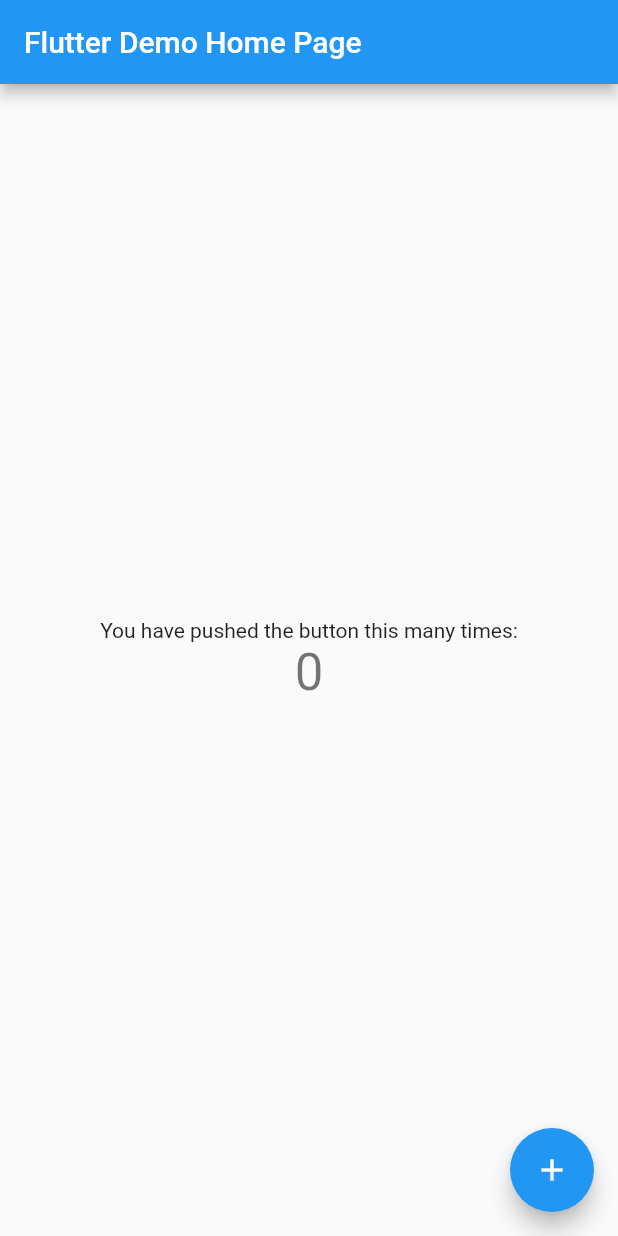
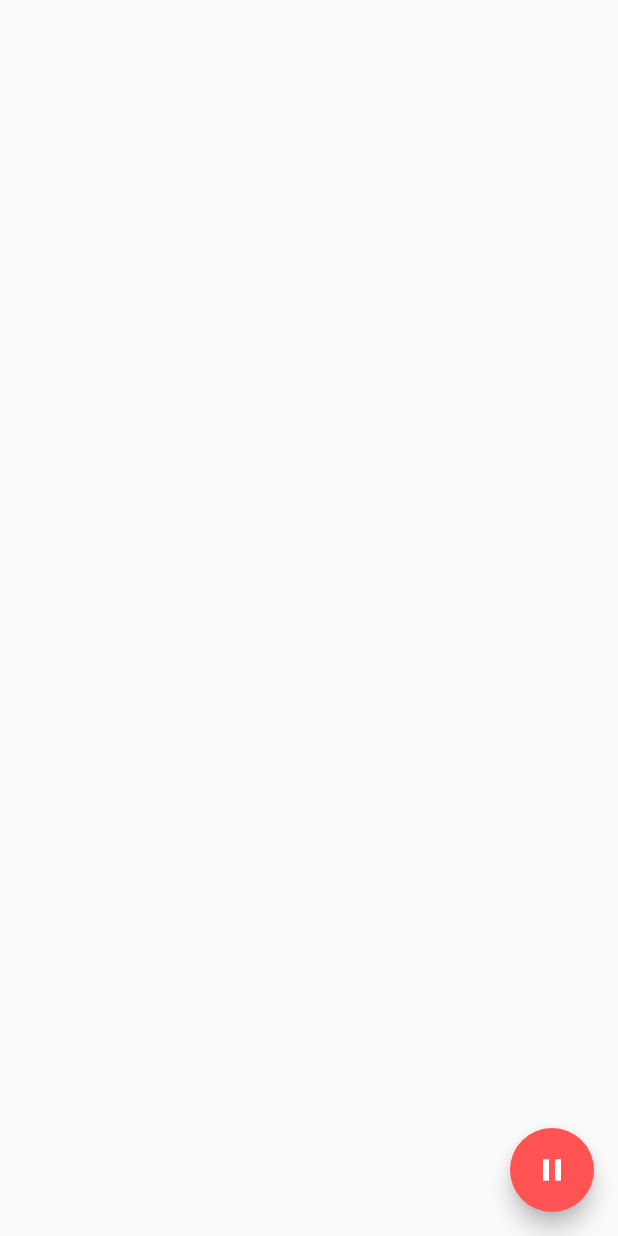
Before and after one commit to brenomacedo/flutter-flare-test, a Flutter app: the screen it shows after launch, on a phone screen of 412 x 824 dp. Run offline on Flutter 3.47's test engine with Material 2 defaults, Android fonts, the phone set to English and light mode, and no system bars; our stand-ins replace rive; statements that could not run were skipped.

```diff
--- a/lib/main.dart
+++ b/lib/main.dart
@@ -1,117 +1,106 @@
 import 'package:flutter/material.dart';
+import 'package:flutter/services.dart';
+import 'package:rive/rive.dart';
+import 'dart:async';
 
 void main() {
   runApp(MyApp());
 }
 
 class MyApp extends StatelessWidget {
-  // This widget is the root of your application.
   @override
   Widget build(BuildContext context) {
     return MaterialApp(
-      title: 'Flutter Demo',
-      theme: ThemeData(
-        // This is the theme of your application.
-        //
-        // Try running your application with "flutter run". You'll see the
-        // application has a blue toolbar. Then, without quitting the app, try
-        // changing the primarySwatch below to Colors.green and then invoke
-        // "hot reload" (press "r" in the console where you ran "flutter run",
-        // or simply save your changes to "hot reload" in a Flutter IDE).
-        // Notice that the counter didn't reset back to zero; the application
-        // is not restarted.
-        primarySwatch: Colors.blue,
-        // This makes the visual density adapt to the platform that you run
-        // the app on. For desktop platforms, the controls will be smaller and
-        // closer together (more dense) than on mobile platforms.
-        visualDensity: VisualDensity.adaptivePlatformDensity,
-      ),
-      home: MyHomePage(title: 'Flutter Demo Home Page'),
+      home: Splash(),
+      debugShowCheckedModeBanner: false
     );
   }
 }
 
-class MyHomePage extends StatefulWidget {
-  MyHomePage({Key key, this.title}) : super(key: key);
+class Home extends StatefulWidget {
+  @override
+  _HomeState createState() => _HomeState();
+}
 
-  // This widget is the home page of your application. It is stateful, meaning
-  // that it has a State object (defined below) that contains fields that affect
-  // how it looks.
+class _HomeState extends State<Home> {
 
-  // This class is the configuration for the state. It holds the values (in this
-  // case the title) provided by the parent (in this case the App widget) and
-  // used by the build method of the State. Fields in a Widget subclass are
-  // always marked "final".
-
-  final String title;
+  Artboard _riveArtboard;
+  RiveAnimationController _animationController;
 
   @override
-  _MyHomePageState createState() => _MyHomePageState();
-}
+  void initState() {
+    super.initState();
 
-class _MyHomePageState extends State<MyHomePage> {
-  int _counter = 0;
+    rootBundle.load('assets/engineer.riv').then((data) async {
+      final file = RiveFile();
 
-  void _incrementCounter() {
-    setState(() {
-      // This call to setState tells the Flutter framework that something has
-      // changed in this State, which causes it to rerun the build method below
-      // so that the display can reflect the updated values. If we changed
-      // _counter without calling setState(), then the build method would not be
-      // called again, and so nothing would appear to happen.
-      _counter++;
+      if(file.import(data)) {
+        final Artboard artboard = file.mainArtboard;
+        _animationController = SimpleAnimation('Animation 1');
+        artboard.addController(_animationController);
+        setState(() {
+          _riveArtboard = artboard;
+        });
+      }
     });
+
   }
 
   @override
   Widget build(BuildContext context) {
-    // This method is rerun every time setState is called, for instance as done
-    // by the _incrementCounter method above.
-    //
-    // The Flutter framework has been optimized to make rerunning build methods
-    // fast, so that you can just rebuild anything that needs updating rather
-    // than having to individually change instances of widgets.
     return Scaffold(
-      appBar: AppBar(
-        // Here we take the value from the MyHomePage object that was created by
-        // the App.build method, and use it to set our appbar title.
-        title: Text(widget.title),
-      ),
       body: Center(
-        // Center is a layout widget. It takes a single child and positions it
-        // in the middle of the parent.
-        child: Column(
-          // Column is also a layout widget. It takes a list of children and
-          // arranges them vertically. By default, it sizes itself to fit its
-          // children horizontally, and tries to be as tall as its parent.
-          //
-          // Invoke "debug painting" (press "p" in the console, choose the
-          // "Toggle Debug Paint" action from the Flutter Inspector in Android
-          // Studio, or the "Toggle Debug Paint" command in Visual Studio Code)
-          // to see the wireframe for each widget.
-          //
-          // Column has various properties to control how it sizes itself and
-          // how it positions its children. Here we use mainAxisAlignment to
-          // center the children vertically; the main axis here is the vertical
-          // axis because Columns are vertical (the cross axis would be
-          // horizontal).
-          mainAxisAlignment: MainAxisAlignment.center,
-          children: <Widget>[
-            Text(
-              'You have pushed the button this many times:',
-            ),
-            Text(
-              '$_counter',
-              style: Theme.of(context).textTheme.headline4,
-            ),
-          ],
-        ),
+        child: Container(
+          width: 100,
+          height: 100,
+          child: _riveArtboard == null ? const SizedBox() : Rive(artboard: _riveArtboard)
+        )
       ),
       floatingActionButton: FloatingActionButton(
-        onPressed: _incrementCounter,
-        tooltip: 'Increment',
-        child: Icon(Icons.add),
-      ), // This trailing comma makes auto-formatting nicer for build methods.
+        child: (_animationController == null || _animationController.isActive == true)
+          ? Icon(Icons.pause, color: Colors.white)
+          : Icon(Icons.play_arrow, color: Colors.white),
+        backgroundColor: Colors.redAccent,
+        onPressed: () {
+          setState(() {
+            _animationController.isActive = !_animationController.isActive;
+            print(_animationController.isActive);
+          });
+        },
+      ),
     );
   }
 }
+
+class Splash extends StatefulWidget {
+  @override
+  _SplashState createState() => _SplashState();
+}
+
+class _SplashState extends State<Splash> {
+
+  void initState() {
+    super.initState();
+
+    Future.delayed(Duration(seconds: 3)).then((value) => Navigator.of(context).pushReplacement(
+      MaterialPageRoute(
+        builder: (context) => Home()
+      )
+    ));
+
+  }
+
+  @override
+  Widget build(BuildContext context) {
+    return Container(
+      alignment: Alignment.center,
+      color: Colors.white,
+      child: Scaffold(
+        body: Container(
+          alignment: Alignment.center,
+          child: Text('ANIMAÇÃO', style: TextStyle(color: Colors.black, fontSize: 23)),
+        ),
+      ),
+    );
+  }
+}
```
Also changed, not shown: pubspec.yaml (+4 -3 lines), pubspec.lock, 3 other files.
